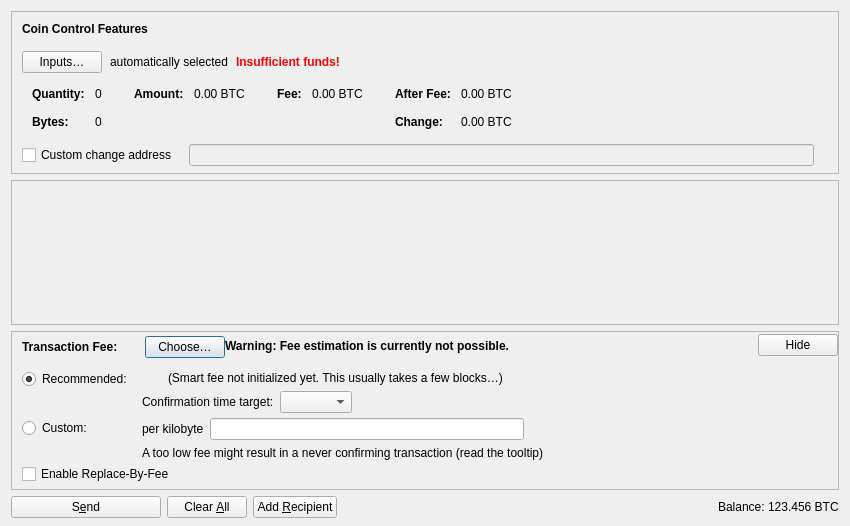
Above: src/qt/forms/sendcoinsdialog.ui from aixcoin-core/gui-qml before the change. Below: the same form after it.
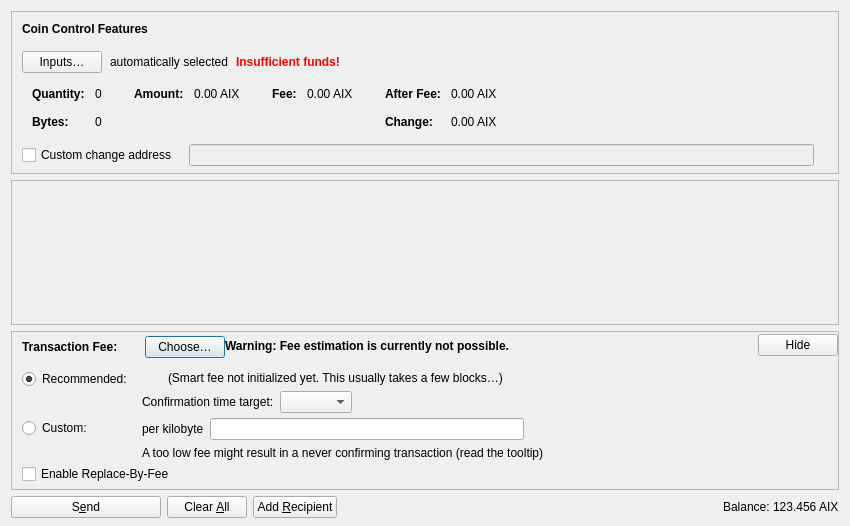
That is the form after the change. Icons and pictures are not drawn. Custom widgets are drawn as their Qt base class.

```diff
--- a/src/qt/forms/sendcoinsdialog.ui
+++ b/src/qt/forms/sendcoinsdialog.ui
@@ -327,7 +327,7 @@
                   <enum>Qt::ActionsContextMenu</enum>
                  </property>
                  <property name="text">
-                  <string notr="true">0.00 BTC</string>
+                  <string notr="true">0.00 AIX</string>
                  </property>
                  <property name="textInteractionFlags">
                   <set>Qt::LinksAccessibleByMouse|Qt::TextSelectableByKeyboard|Qt::TextSelectableByMouse</set>
@@ -378,7 +378,7 @@
                   <enum>Qt::ActionsContextMenu</enum>
                  </property>
                  <property name="text">
-                  <string notr="true">0.00 BTC</string>
+                  <string notr="true">0.00 AIX</string>
                  </property>
                  <property name="textInteractionFlags">
                   <set>Qt::LinksAccessibleByMouse|Qt::TextSelectableByKeyboard|Qt::TextSelectableByMouse</set>
@@ -432,7 +432,7 @@
                   <enum>Qt::ActionsContextMenu</enum>
                  </property>
                  <property name="text">
-                  <string notr="true">0.00 BTC</string>
+                  <string notr="true">0.00 AIX</string>
                  </property>
                  <property name="textInteractionFlags">
                   <set>Qt::LinksAccessibleByMouse|Qt::TextSelectableByKeyboard|Qt::TextSelectableByMouse</set>
@@ -461,7 +461,7 @@
                   <enum>Qt::ActionsContextMenu</enum>
                  </property>
                  <property name="text">
-                  <string notr="true">0.00 BTC</string>
+                  <string notr="true">0.00 AIX</string>
                  </property>
                  <property name="textInteractionFlags">
                   <set>Qt::LinksAccessibleByMouse|Qt::TextSelectableByKeyboard|Qt::TextSelectableByMouse</set>
@@ -1191,7 +1191,7 @@
           <cursorShape>IBeamCursor</cursorShape>
          </property>
          <property name="text">
-          <string notr="true">123.456 BTC</string>
+          <string notr="true">123.456 AIX</string>
          </property>
          <property name="textInteractionFlags">
           <set>Qt::LinksAccessibleByMouse|Qt::TextSelectableByKeyboard|Qt::TextSelectableByMouse</set>
```
